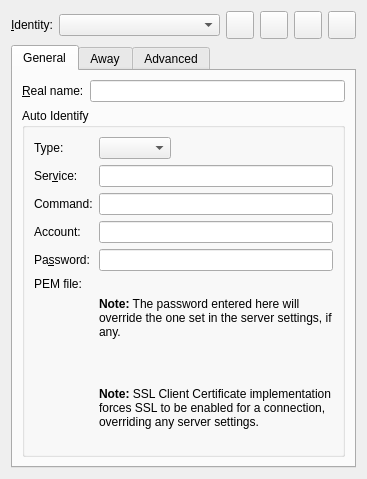
First picture: the form in src/identitydialog.ui, repository KDE/konversation, before the edit.
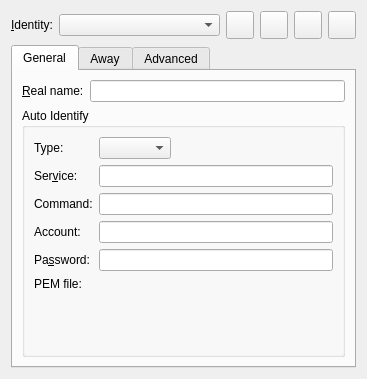
Second picture: the form after the edit. Custom widgets are drawn as their Qt base class.

Commit message: Switch to KMessageWidget, conveniently working around a QFormLayout regression in Qt 4.8.

What changed in the file:
```diff
--- a/src/identitydialog.ui
+++ b/src/identitydialog.ui
@@ -7,7 +7,7 @@
     <x>0</x>
     <y>0</y>
     <width>331</width>
-    <height>472</height>
+    <height>344</height>
    </rect>
   </property>
   <layout class="QVBoxLayout" name="verticalLayout_2">
@@ -282,22 +282,10 @@
             </property>
            </widget>
           </item>
-          <item row="7" column="1">
-           <widget class="QLabel" name="serverPasswordAuthInfoLabel">
-            <property name="sizePolicy">
-             <sizepolicy hsizetype="Expanding" vsizetype="Minimum">
-              <horstretch>0</horstretch>
-              <verstretch>0</verstretch>
-             </sizepolicy>
-            </property>
+          <item row="6" column="0">
+           <widget class="QLabel" name="pemClientCertFileLabel">
             <property name="text">
-             <string>&lt;html&gt;&lt;head/&gt;&lt;body&gt;&lt;p&gt;&lt;span style=&quot; font-weight:600;&quot;&gt;Note:&lt;/span&gt; The password entered here will override the one set in the server settings, if any.&lt;/p&gt;&lt;/body&gt;&lt;/html&gt;</string>
-            </property>
-            <property name="alignment">
-             <set>Qt::AlignLeading|Qt::AlignLeft|Qt::AlignTop</set>
-            </property>
-            <property name="wordWrap">
-             <bool>true</bool>
+             <string>PEM file:</string>
             </property>
            </widget>
           </item>
@@ -308,29 +296,6 @@
             </property>
            </widget>
           </item>
-          <item row="6" column="0">
-           <widget class="QLabel" name="pemClientCertFileLabel">
-            <property name="text">
-             <string>PEM file:</string>
-            </property>
-           </widget>
-          </item>
-          <item row="8" column="1">
-           <widget class="QLabel" name="pemClientCertAuthInfoLabel">
-            <property name="sizePolicy">
-             <sizepolicy hsizetype="Expanding" vsizetype="Minimum">
-              <horstretch>0</horstretch>
-              <verstretch>0</verstretch>
-             </sizepolicy>
-            </property>
-            <property name="text">
-             <string>&lt;html&gt;&lt;head/&gt;&lt;body&gt;&lt;p&gt;&lt;span style=&quot; font-weight:600;&quot;&gt;Note:&lt;/span&gt; SSL Client Certificate implementation forces SSL to be enabled for a connection, overriding any server settings.&lt;/p&gt;&lt;/body&gt;&lt;/html&gt;</string>
-            </property>
-            <property name="wordWrap">
-             <bool>true</bool>
-            </property>
-           </widget>
-          </item>
          </layout>
         </widget>
        </item>
```
The commit also changes 2 other files.
